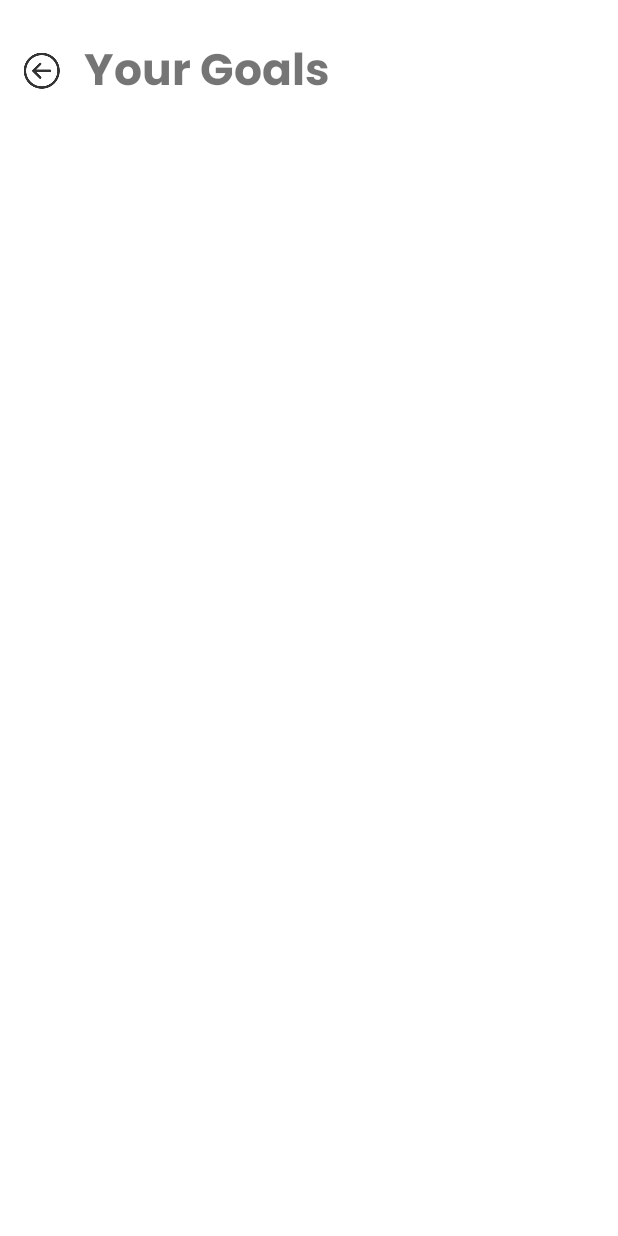
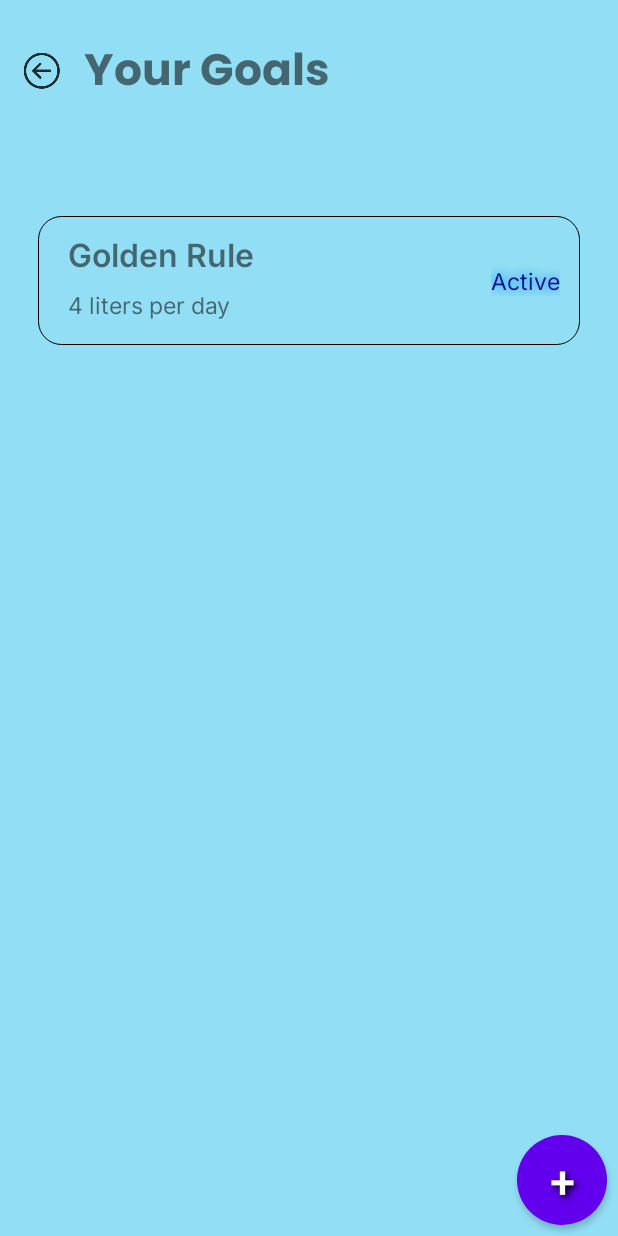
Before and after one commit to LassazVegaz/AquaCube, an Android app: the screen it shows after launch (GoalsListActivity), on a phone screen of 412 x 824 dp. Run offline under Robolectric (Android 15) with nearby library versions, the phone set to English and light mode, and no system bars.

Commit message:
goals list page complete

```diff
--- /dev/null
+++ b/app/src/main/res/drawable/add_button_background.xml
@@ -0,0 +1,9 @@
+<?xml version="1.0" encoding="utf-8"?>
+<selector xmlns:android="http://schemas.android.com/apk/res/android">
+    <item>
+        <shape android:shape="oval">
+            <size android:width="60px" android:height="60px" />
+            <solid android:color="#1B4DFF" />
+        </shape>
+    </item>
+</selector>
--- /dev/null
+++ b/app/src/main/res/drawable/goal_list_item.xml
@@ -0,0 +1,9 @@
+<?xml version="1.0" encoding="utf-8"?>
+<selector xmlns:android="http://schemas.android.com/apk/res/android">
+    <item>
+        <shape android:shape="rectangle">
+            <corners android:radius="15dp" />
+            <stroke android:width="1px" android:color="@color/black" />
+        </shape>
+    </item>
+</selector>
--- /dev/null
+++ b/app/src/main/res/font/inter.xml
@@ -0,0 +1,7 @@
+<?xml version="1.0" encoding="utf-8"?>
+<font-family xmlns:app="http://schemas.android.com/apk/res-auto"
+        app:fontProviderAuthority="com.google.android.gms.fonts"
+        app:fontProviderPackage="com.google.android.gms"
+        app:fontProviderQuery="Inter"
+        app:fontProviderCerts="@array/com_google_android_gms_fonts_certs">
+</font-family>
--- /dev/null
+++ b/app/src/main/res/font/inter_semibold.xml
@@ -0,0 +1,7 @@
+<?xml version="1.0" encoding="utf-8"?>
+<font-family xmlns:app="http://schemas.android.com/apk/res-auto"
+        app:fontProviderAuthority="com.google.android.gms.fonts"
+        app:fontProviderPackage="com.google.android.gms"
+        app:fontProviderQuery="name=Inter&amp;weight=600"
+        app:fontProviderCerts="@array/com_google_android_gms_fonts_certs">
+</font-family>
--- a/app/src/main/res/layout/activity_goals_list.xml
+++ b/app/src/main/res/layout/activity_goals_list.xml
@@ -5,9 +5,11 @@
 
 
     android:layout_width="match_parent"
-    android:layout_height="match_parent">
+    android:layout_height="match_parent"
+    android:background="#92DEF4">
 
     <androidx.constraintlayout.widget.ConstraintLayout
+        android:id="@+id/constraintLayout"
         android:layout_width="match_parent"
         android:layout_height="match_parent">
 
@@ -35,5 +37,94 @@
             android:textSize="29dp"
             app:layout_constraintStart_toStartOf="parent"
             app:layout_constraintTop_toTopOf="parent" />
+
+        <LinearLayout
+            android:layout_width="0dp"
+            android:layout_height="463dp"
+            android:layout_marginTop="144dp"
+            android:orientation="vertical"
+            app:layout_constraintBottom_toBottomOf="parent"
+            app:layout_constraintEnd_toEndOf="parent"
+            app:layout_constraintHorizontal_bias="0.0"
+            app:layout_constraintStart_toStartOf="parent"
+            app:layout_constraintTop_toTopOf="parent"
+            app:layout_constraintVertical_bias="0.0">
+
+            <androidx.constraintlayout.widget.ConstraintLayout
+                android:layout_width="match_parent"
+                android:layout_height="86dp">
+
+                <View
+                    android:id="@+id/view"
+                    android:layout_width="match_parent"
+                    android:layout_height="0dp"
+                    android:layout_marginStart="25dp"
+                    android:layout_marginEnd="25dp"
+                    android:background="@drawable/goal_list_item"
+                    app:layout_constraintBottom_toBottomOf="parent"
+                    app:layout_constraintEnd_toEndOf="parent"
+                    app:layout_constraintHorizontal_bias="0.0"
+                    app:layout_constraintStart_toStartOf="parent"
+                    app:layout_constraintTop_toTopOf="parent" />
+
+                <TextView
+                    android:id="@+id/textView2"
+                    android:layout_width="wrap_content"
+                    android:layout_height="wrap_content"
+                    android:layout_marginStart="20dp"
+                    android:layout_marginTop="10dp"
+                    android:fontFamily="@font/inter_semibold"
+                    android:text="Golden Rule"
+                    android:textSize="21dp"
+                    app:layout_constraintStart_toStartOf="@+id/view"
+                    app:layout_constraintTop_toTopOf="@+id/view" />
+
+                <TextView
+                    android:id="@+id/textView3"
+                    android:layout_width="wrap_content"
+                    android:layout_height="wrap_content"
+                    android:layout_marginStart="20dp"
+                    android:layout_marginTop="48dp"
+                    android:fontFamily="@font/inter"
+                    android:text="4 liters per day"
+                    android:textSize="15dp"
+                    app:layout_constraintStart_toStartOf="@+id/view"
+                    app:layout_constraintTop_toTopOf="@+id/view" />
+
+                <TextView
+                    android:id="@+id/textView4"
+                    android:layout_width="wrap_content"
+                    android:layout_height="wrap_content"
+                    android:layout_marginTop="32dp"
+                    android:layout_marginEnd="13dp"
+                    android:fontFamily="@font/inter"
+                    android:shadowColor="#0085FF"
+                    android:shadowRadius="8"
+                    android:text="Active"
+                    android:textColor="#0B108D"
+                    android:textSize="15dp"
+                    app:layout_constraintEnd_toEndOf="@+id/view"
+                    app:layout_constraintTop_toTopOf="@+id/view" />
+            </androidx.constraintlayout.widget.ConstraintLayout>
+
+        </LinearLayout>
+
+        <Button
+            android:id="@+id/button"
+            android:layout_width="60dp"
+            android:layout_height="60dp"
+            android:layout_marginEnd="7dp"
+            android:layout_marginBottom="7dp"
+            android:background="@drawable/add_button_background"
+            android:text="+"
+            android:textSize="30dp"
+            android:shadowColor="#000000"
+            android:shadowDx="3"
+            android:shadowDy="3"
+            android:shadowRadius="5"
+            app:layout_constraintBottom_toBottomOf="parent"
+            app:layout_constraintEnd_toEndOf="parent" />
+
     </androidx.constraintlayout.widget.ConstraintLayout>
+
 </androidx.coordinatorlayout.widget.CoordinatorLayout>
--- a/app/src/main/res/values/preloaded_fonts.xml
+++ b/app/src/main/res/values/preloaded_fonts.xml
@@ -1,6 +1,8 @@
 <?xml version="1.0" encoding="utf-8"?>
 <resources>
     <array name="preloaded_fonts" translatable="false">
+        <item>@font/inter</item>
+        <item>@font/inter_semibold</item>
         <item>@font/poppins_bold</item>
         <item>@font/poppins_thin</item>
     </array>
```
